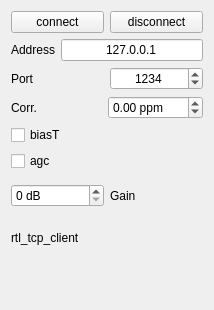
Before: the Qt Designer form sources/devices/rtl_tcp/rtl_tcp-widget.ui in JvanKatwijk/qt-dab, drawn with Qt 5.
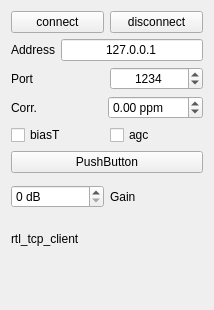
After: the same form once the commit is applied.

```diff
--- a/sources/devices/rtl_tcp/rtl_tcp-widget.ui
+++ b/sources/devices/rtl_tcp/rtl_tcp-widget.ui
@@ -119,12 +119,19 @@
        </property>
       </widget>
      </item>
+     <item>
+      <widget class="QCheckBox" name="agcSelector">
+       <property name="text">
+        <string>agc</string>
+       </property>
+      </widget>
+     </item>
     </layout>
    </item>
    <item>
-    <widget class="QCheckBox" name="agcSelector">
+    <widget class="QPushButton" name="xml_dumpButton">
      <property name="text">
-      <string>agc</string>
+      <string>PushButton</string>
      </property>
     </widget>
    </item>
```
Left out of the diff: 2 changed lines with no effect on the pictures.
